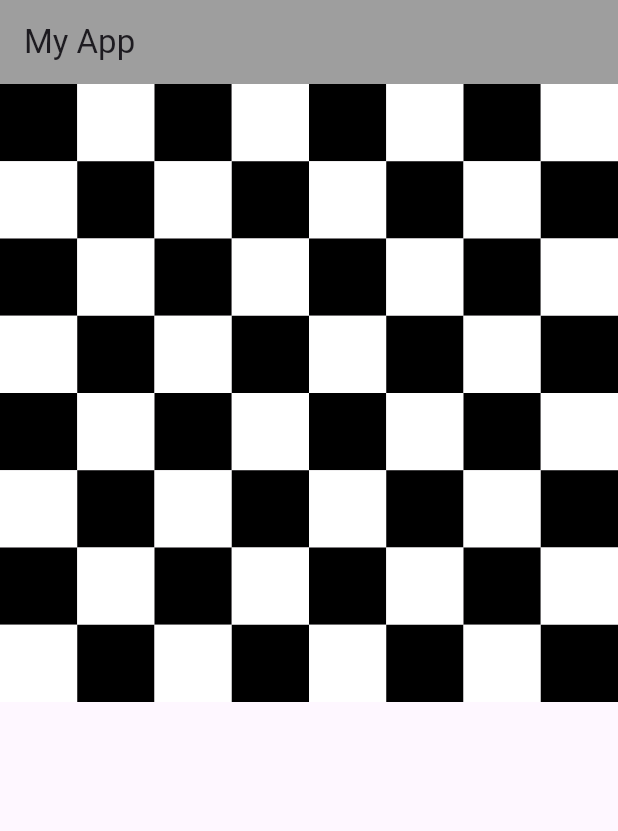
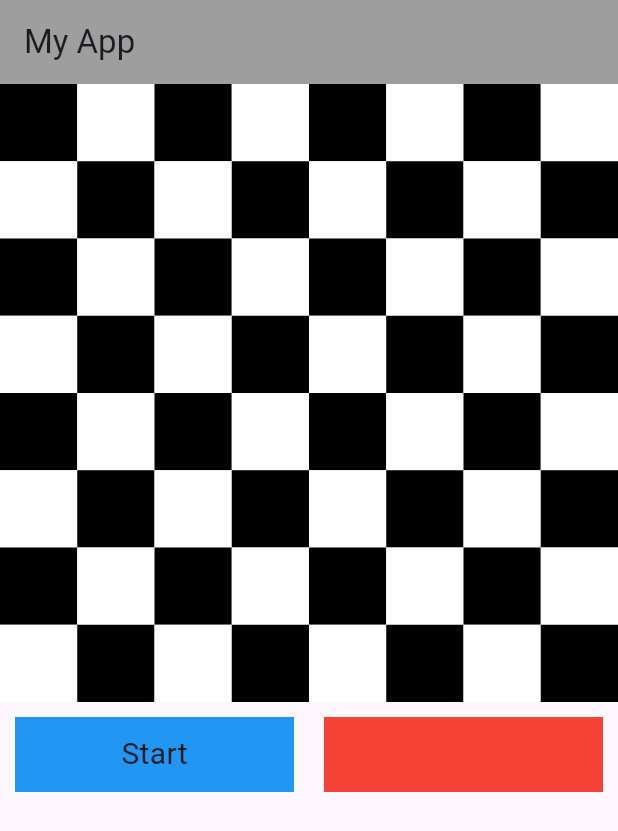
Before and after one commit to Sifat-16/flutter_todo_mvvm, a Flutter app: the screen it shows after launch, on a phone screen of 412 x 824 dp. Shown: the top 831 px of the screen. Run offline on Flutter 3.47's test engine with Material 3 defaults, Android fonts, the phone set to English and light mode, and no system bars.

Commit message:
update 2.3

```diff
--- a/lib/home_page.dart
+++ b/lib/home_page.dart
@@ -8,6 +8,9 @@ class HomePage extends StatefulWidget {
 }
 
 class _State extends State<HomePage> {
+
+  String text_ = "";
+
   @override
   Widget build(BuildContext context) {
     return Scaffold(
@@ -29,7 +32,72 @@ class _State extends State<HomePage> {
                         : ((j & 1 == 0) ? Colors.black : Colors.white),
                   )
               ],
-            )
+            ),
+          SizedBox(height: 10,),
+          Row(
+            children: [
+              Expanded(
+                  child: GestureDetector(
+                    onTap: (){
+                      setState(() {
+
+                        text_ = "Welcome";
+
+                      });
+                    },
+                    child: Padding(
+                      padding: const EdgeInsets.symmetric(horizontal: 10),
+                      child: Container(
+                        height: 50,
+                        color: Colors.blue,
+                        child: Center(
+                          child: Text("Start",
+                          style: TextStyle(
+                            fontSize: 20,
+                          )
+                            ,),
+                        ),
+                      ),
+                    ),
+                  )
+
+              ),
+              Expanded(
+                  child: GestureDetector(
+                    onTap: (){
+                      setState(() {
+
+                        text_ = "Welcome";
+
+                      });
+                    },
+                    child: Padding(
+                      padding: const EdgeInsets.symmetric(horizontal: 10),
+                      child: Container(
+                        height: 50,
+                        color: Colors.red,
+                        child: Center(
+                          child: Text("",
+                            style: TextStyle(
+                              fontSize: 20,
+                            )
+                            ,),
+                        ),
+                      ),
+                    ),
+                  )
+
+              ),
+            ],
+          ),
+
+          SizedBox(height: 20,),
+          Text(text_
+          ,style: TextStyle(
+              fontSize: 30,
+              fontWeight: FontWeight.bold,
+            ),
+          )
         ],
       ),
     );
```
